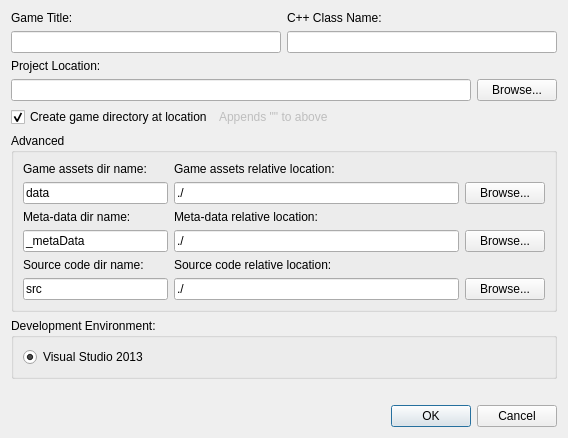
GameOverture/HarmonyEngine, file DesignerTool/src/DlgNewProject.ui: the form before one commit.
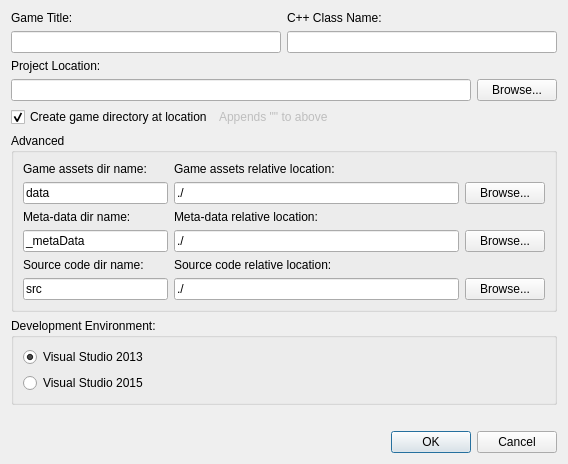
The form after the commit.

Commit message: Project generation fixed, and hiding the project and filter files into the src directory

The edit to the form file:
```diff
--- a/DesignerTool/src/DlgNewProject.ui
+++ b/DesignerTool/src/DlgNewProject.ui
@@ -316,6 +316,13 @@
         </property>
        </widget>
       </item>
+      <item>
+       <widget class="QRadioButton" name="radVs2015">
+        <property name="text">
+         <string>Visual Studio 2015</string>
+        </property>
+       </widget>
+      </item>
      </layout>
     </widget>
    </item>
```
The commit also changes 14 other files.
